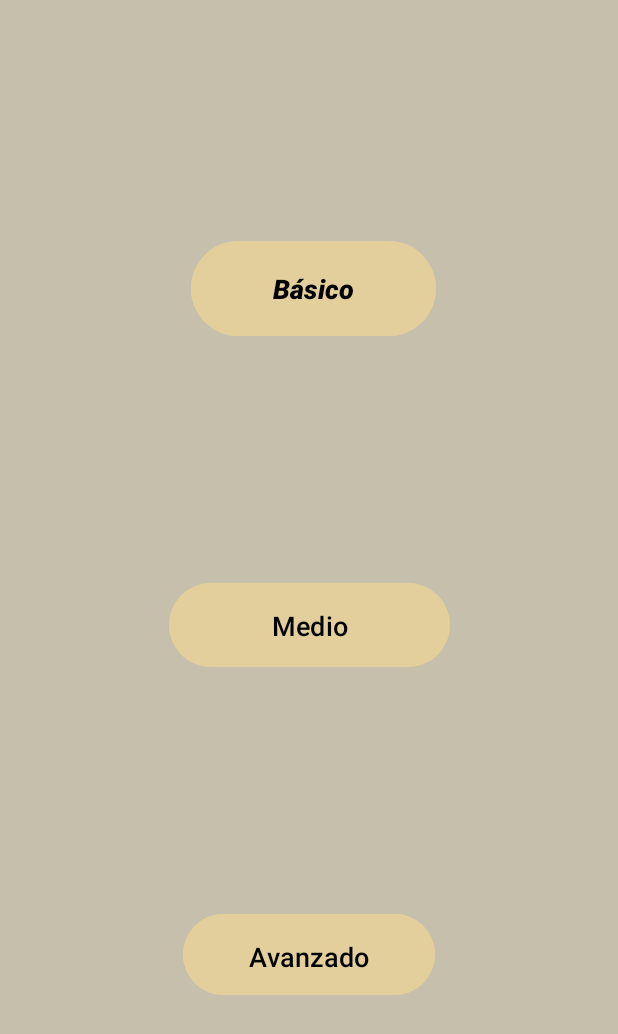
After one commit to Ricardo1703-svg/GeniusKids_ING_SOFTWARE, an Android app: the Nivel screen opened directly, with no data from a screen before it, on a phone screen of 412 x 824 dp. The commit adds this screen. Shown: the top 1034 px of the screen. Run offline under Robolectric (Android 15) with nearby library versions, the phone set to English and light mode, and no system bars.

Commit message:
Se agrego el apartado de niveles y su respectiva configuracion

```diff
--- /dev/null
+++ b/app/src/main/java/com/example/geniuskids/Nivel.kt
@@ -0,0 +1,35 @@
+package com.example.geniuskids
+
+import android.content.Intent
+import android.os.Bundle
+import android.widget.Button
+import android.widget.Toast
+import androidx.activity.enableEdgeToEdge
+import androidx.appcompat.app.AppCompatActivity
+import androidx.core.view.ViewCompat
+import androidx.core.view.WindowInsetsCompat
+
+class Nivel : AppCompatActivity() {
+
+    override fun onCreate(savedInstanceState: Bundle?) {
+        super.onCreate(savedInstanceState)
+        enableEdgeToEdge()
+        setContentView(R.layout.activity_nivel)
+
+        val Basico = findViewById<Button>(R.id.idBasico)
+        val Intermedio = findViewById<Button>(R.id.idmedio)
+        val Avanzado = findViewById<Button>(R.id.idAvanzado)
+
+        Basico.setOnClickListener {
+            val intent = Intent(this, Materias::class.java)
+            startActivity(intent)
+        }
+
+        Intermedio.setOnClickListener {
+            Toast.makeText(this, "Intermedio PROXIMAMENTE", Toast.LENGTH_SHORT).show()
+        }
+        Avanzado.setOnClickListener {
+            Toast.makeText(this, "Avanzado PROXIMAMENTE", Toast.LENGTH_SHORT).show()
+        }
+    }
+}
--- a/app/src/main/res/drawable/border_background.xml
+++ b/app/src/main/res/drawable/border_background.xml
@@ -4,5 +4,6 @@
     <stroke
         android:width="8dp"
         android:color="#FD3807" />
+
     <corners android:radius="50dp" />
 </shape>
--- /dev/null
+++ b/app/src/main/res/layout/activity_nivel.xml
@@ -0,0 +1,54 @@
+<?xml version="1.0" encoding="utf-8"?>
+<androidx.constraintlayout.widget.ConstraintLayout xmlns:android="http://schemas.android.com/apk/res/android"
+    xmlns:app="http://schemas.android.com/apk/res-auto"
+    xmlns:tools="http://schemas.android.com/tools"
+    android:layout_width="match_parent"
+    android:layout_height="match_parent"
+    android:background="#C6BFAB"
+    tools:context=".Nivel">
+
+    <Button
+        android:id="@+id/idBasico"
+        android:layout_width="163dp"
+        android:layout_height="71dp"
+        android:backgroundTint="#E3CF9C"
+        android:padding="16dp"
+        android:text="Básico"
+        android:textColor="#000000"
+        android:textSize="18sp"
+        android:textStyle="bold|italic"
+        app:layout_constraintBottom_toTopOf="@id/idmedio"
+        app:layout_constraintEnd_toEndOf="parent"
+        app:layout_constraintHorizontal_bias="0.512"
+        app:layout_constraintStart_toStartOf="parent"
+        app:layout_constraintTop_toTopOf="parent" />
+
+    <Button
+        android:id="@+id/idmedio"
+        android:layout_width="187dp"
+        android:layout_height="64dp"
+        android:backgroundTint="#E3CF9C"
+        android:padding="16dp"
+        android:text="Medio"
+        android:textColor="#000000"
+        android:textSize="18sp"
+        app:layout_constraintBottom_toTopOf="@id/idAvanzado"
+        app:layout_constraintEnd_toEndOf="parent"
+        app:layout_constraintStart_toStartOf="parent"
+        app:layout_constraintTop_toBottomOf="@id/idBasico" />
+
+    <Button
+        android:id="@+id/idAvanzado"
+        android:layout_width="168dp"
+        android:layout_height="62dp"
+        android:backgroundTint="#E3CF9C"
+        android:padding="16dp"
+        android:text="Avanzado"
+        android:textColor="#000000"
+        android:textSize="18sp"
+        app:layout_constraintBottom_toBottomOf="parent"
+        app:layout_constraintEnd_toEndOf="parent"
+        app:layout_constraintStart_toStartOf="parent"
+        app:layout_constraintTop_toBottomOf="@id/idmedio" />
+
+</androidx.constraintlayout.widget.ConstraintLayout>
```
Also changed, not shown: app/src/main/AndroidManifest.xml (+5 -2 lines), app/src/main/java/com/example/geniuskids/AuthActivity.kt (+4 -4 lines), app/src/main/res/drawable/nivel_buttons.xml (added, +15 -0 lines).
